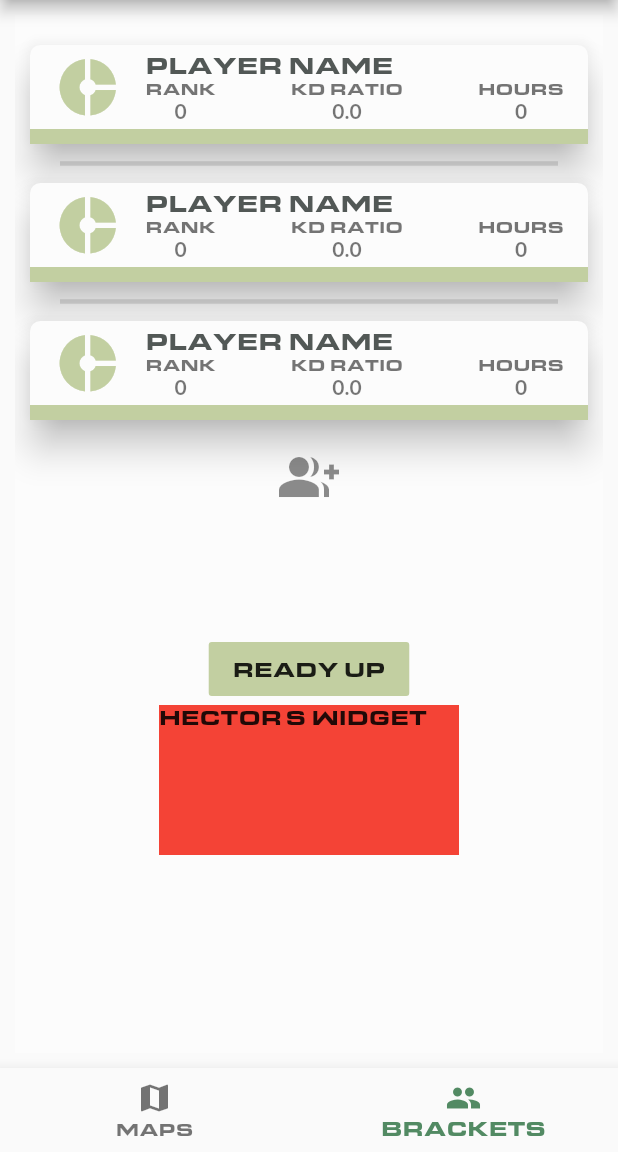
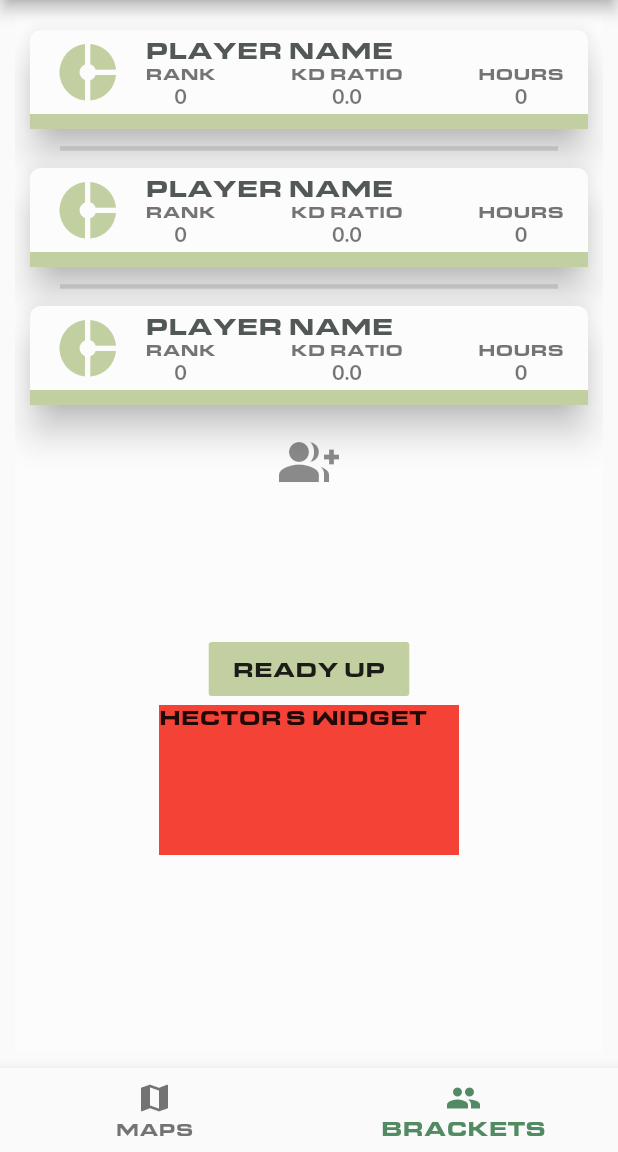
Before and after one commit to a-wallen/gunfight_picker, a Flutter app: the screen it shows after launch, swiped to page 2, on a phone screen of 412 x 824 dp, the part 84-1236 px from its top. Run offline on Flutter 3.47's test engine with Material 2 defaults, Android fonts, the phone set to English and light mode, and no system bars; our stand-ins replace string_validator; missing offline and left inert: dart:ffi; network calls fail.

```diff
--- a/lib/pages/HomePage.dart
+++ b/lib/pages/HomePage.dart
@@ -39,9 +39,9 @@ class _MyHomePageState extends State<MyHomePage> {
 
   void _onNavBarTap(int index) {
     _pageController.animateToPage(
-        index,
-        duration: Duration(milliseconds: 400),
-        curve: Curves.easeOut,
+      index,
+      duration: Duration(milliseconds: 400),
+      curve: Curves.easeOut,
     );
   }
 
@@ -54,6 +54,7 @@ class _MyHomePageState extends State<MyHomePage> {
   @override
   Widget build(BuildContext context) {
     return Scaffold(
+      resizeToAvoidBottomPadding: false,
       appBar: AppBar(
         title: Text(
           widget.title,
@@ -64,10 +65,10 @@ class _MyHomePageState extends State<MyHomePage> {
         margin: EdgeInsets.all(10.0),
         width: MediaQuery.of(context).size.width,
         // child: _pages.elementAt(_navBarIndex)
-        child: PageView(controller: _pageController,
+        child: PageView(
+            controller: _pageController,
             onPageChanged: _onPageChanged,
-            children: _pages
-        ),
+            children: _pages),
       ),
       bottomNavigationBar: BottomNavigationBar(
         items: [
--- a/lib/widgets/inputForm.dart
+++ b/lib/widgets/inputForm.dart
@@ -31,19 +31,9 @@ class _InputFormState extends State<InputForm> {
   @override
   Widget build(BuildContext context) {
     return Container(
-      height: MediaQuery.of(context).size.height /
-          2, // !!!!!!!!! mediaquery here !!!!!!!!!!
-      // foregroundDecoration: BoxDecoration(
-      //   borderRadius: BorderRadius.circular(25.0),
-      //   // border: Border.all(color: Colors.black, width: 5.0,),
-      // ),
-      // decoration: BoxDecoration(
-      //   shape: BoxShape.circle,
-      //   boxShadow: [BoxShadow(color: Colors.black26, blurRadius: 500.0)]
-      // ),
+      height: MediaQuery.of(context).size.height / 2,
       child: Column(
         children: [
-          Container(height: 10),
           Flexible(
             fit: FlexFit.loose,
             child: ListView.separated(
```
